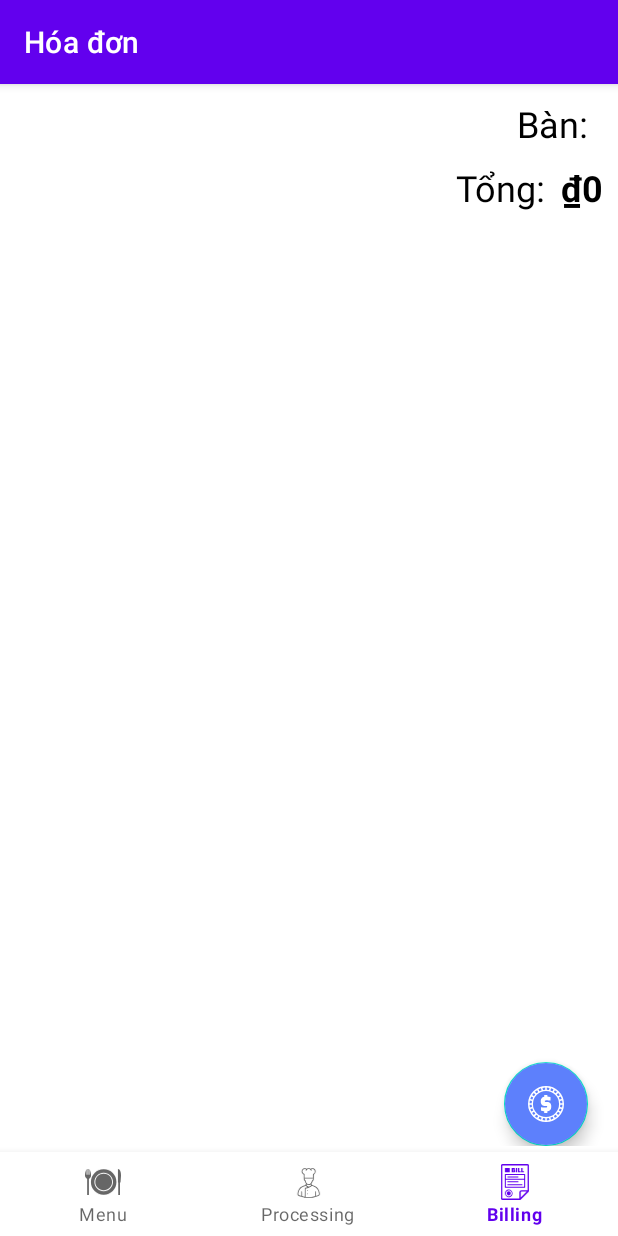
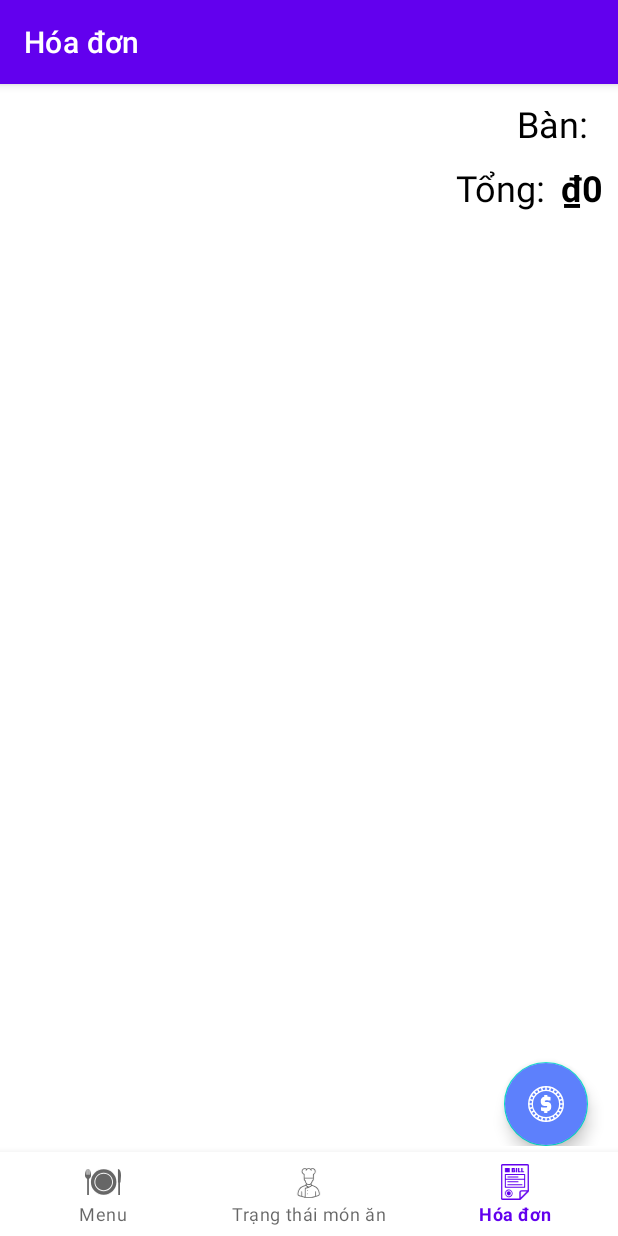
Before and after one commit to vietcong00/DATN-mobile-app, an Android app: the BillingFragment screen opened through its navigation route, on a phone screen of 412 x 824 dp. Run offline under Robolectric (Android 15) with nearby library versions, the phone set to English and light mode, and no system bars; our stand-ins replace Firebase (no records; nobody signed in at launch, a user with empty details on screens opened directly), data binding, navigation-ui; 3 statements that could not run were skipped.

Commit message:
fix text

```diff
--- a/app/src/main/res/values/strings.xml
+++ b/app/src/main/res/values/strings.xml
@@ -28,11 +28,11 @@
     <string name="item_food_chef_note">Ghi chú: </string>
     <string name="item_food_waiter_table">Bàn: </string>
     <string name="navigate_customer_menu">Menu</string>
-    <string name="navigate_customer_processing">Processing</string>
-    <string name="navigate_customer_billing">Billing</string>
-    <string name="navigate_chef_processing">Chef Processing</string>
-    <string name="navigate_chef_setting">Setting</string>
-    <string name="navigate_waiter_serve">Waiter serve</string>
-    <string name="navigate_waiter_setting">Setting</string>
+    <string name="navigate_customer_processing">Trạng thái món ăn</string>
+    <string name="navigate_customer_billing">Hóa đơn</string>
+    <string name="navigate_chef_processing">Chế biến</string>
+    <string name="navigate_chef_setting">Cài đặt</string>
+    <string name="navigate_waiter_serve">Phục vụ</string>
+    <string name="navigate_waiter_setting">Cài đặt</string>
 
 </resources>
```
Also changed, not shown: app/src/main/java/com/example/android/marsphotos/ui/billing/BillingViewModel.kt (+4 -4 lines).
